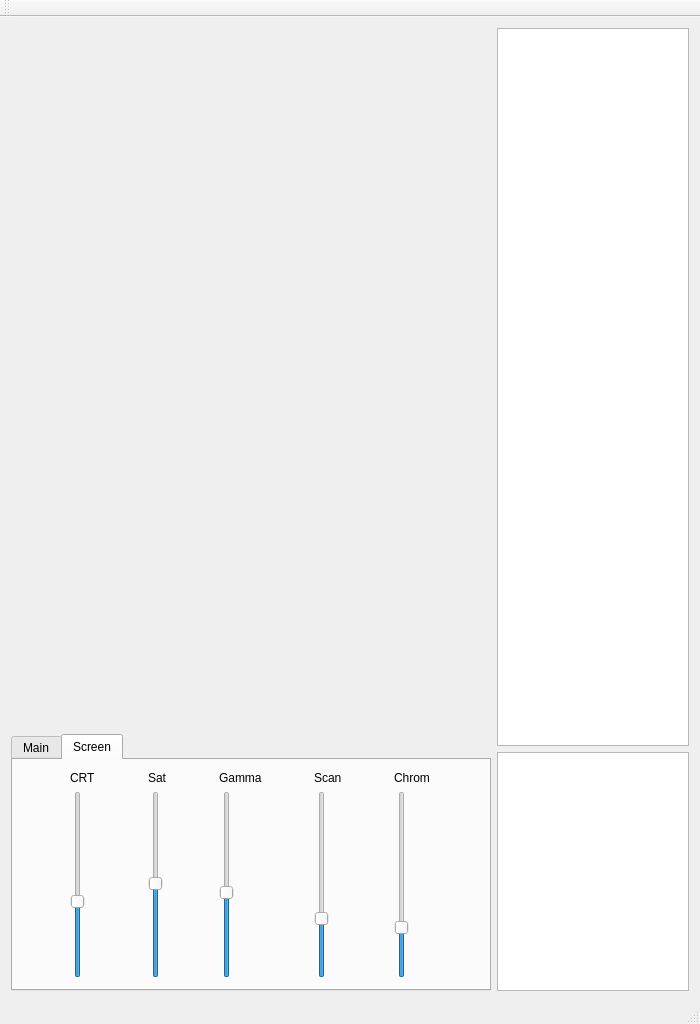
Before: the Qt Designer form OK64/mainwindow.ui in leuat/OK64, drawn with Qt 5.
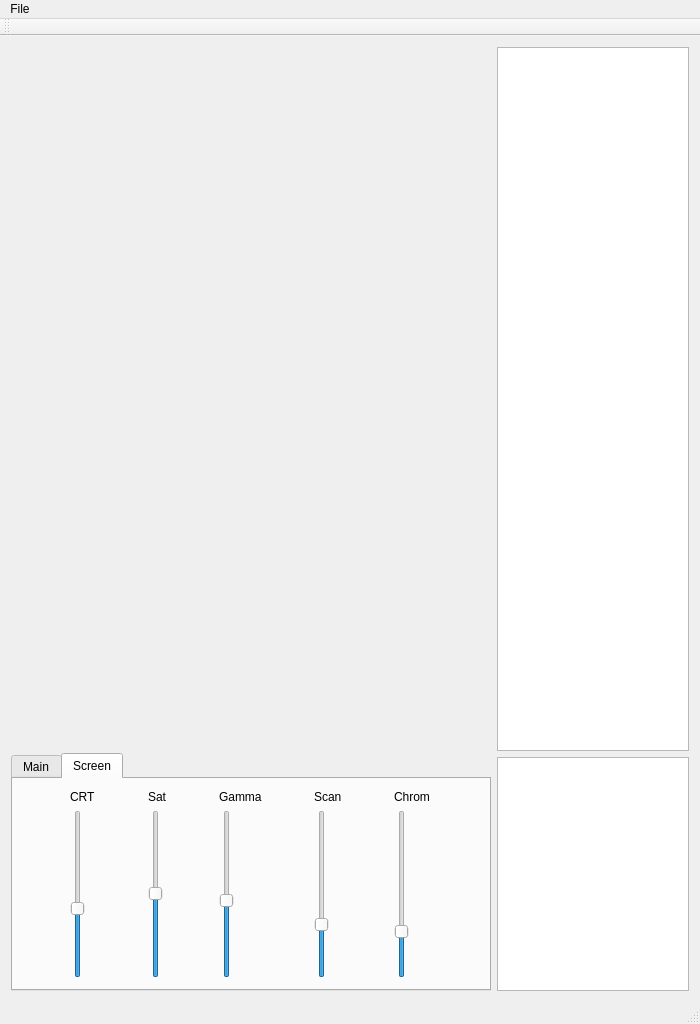
After: the same form once the commit is applied. Custom widgets are drawn as their Qt base class.

Diff of the .ui file:
```diff
--- a/OK64/mainwindow.ui
+++ b/OK64/mainwindow.ui
@@ -97,7 +97,7 @@
              <attribute name="title">
               <string>Screen</string>
              </attribute>
-             <layout class="QGridLayout" name="gridLayout_3" columnstretch="1,1,1,1,0,0">
+             <layout class="QGridLayout" name="gridLayout_3" columnstretch="1,1,1,1,0">
               <item row="0" column="2">
                <widget class="QLabel" name="label_4">
                 <property name="text">
@@ -228,9 +228,18 @@
      <x>0</x>
      <y>0</y>
      <width>700</width>
-     <height>28</height>
+     <height>25</height>
     </rect>
    </property>
+   <widget class="QMenu" name="menuFile">
+    <property name="title">
+     <string>File</string>
+    </property>
+    <addaction name="actionLoad_prorgram_from_file"/>
+    <addaction name="action_Reset_system"/>
+    <addaction name="action_Quit"/>
+   </widget>
+   <addaction name="menuFile"/>
   </widget>
   <widget class="QToolBar" name="mainToolBar">
    <attribute name="toolBarArea">
```
Left out of the diff: 15 changed lines with no effect on the pictures.
